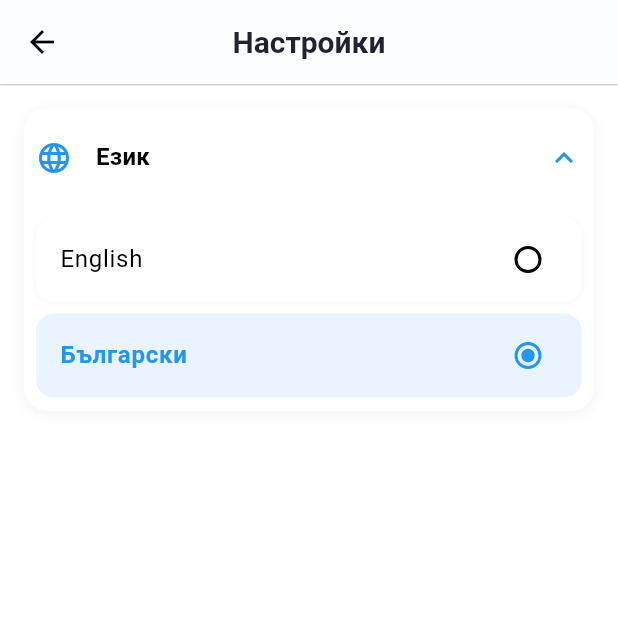
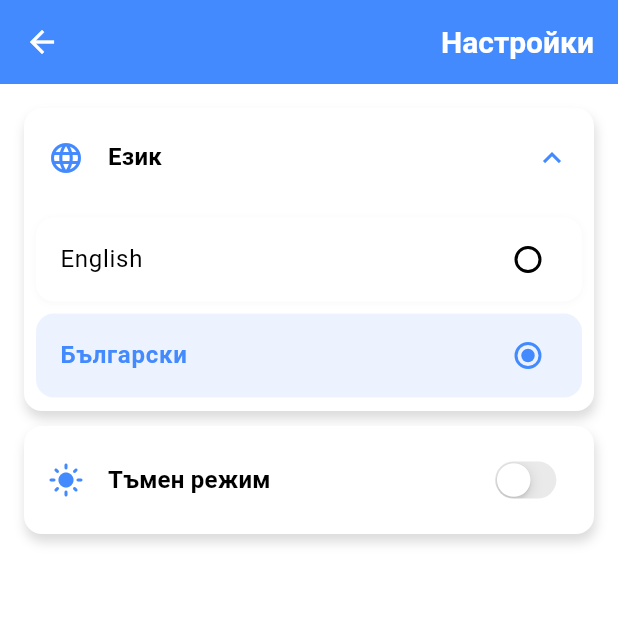
Before and after one commit to gabigoranov/ClockR, a Flutter app: the SettingsPage screen opened directly, after a tap on "Български", on a phone screen of 412 x 824 dp, the top half of it. Run offline on Flutter 3.47's test engine with Material 3 defaults, Android fonts, the light colour scheme and no system bars; our stand-ins replace audioplayers, flutter_localization, flutter_secure_storage, flutter_svg, get; accounts and stored records are empty.

Commit message:
Theme and business logic improvement

```diff
--- a/lib/components/countdown_timer_component.dart
+++ b/lib/components/countdown_timer_component.dart
@@ -2,7 +2,6 @@ import 'dart:async';
 import 'package:flutter/material.dart';
 import 'package:flutter/services.dart';
 import 'package:get/get.dart';
-import 'package:get/get_state_manager/src/rx_flutter/rx_obx_widget.dart';
 import 'package:tempus/controllers/countdown_timer_controller.dart';
 import 'package:tempus/l10n/app_localizations.dart';
 
@@ -28,31 +27,33 @@ class CountdownTimerComponent extends StatefulWidget {
 
 class _CountdownTimerComponentState extends State<CountdownTimerComponent>
     with SingleTickerProviderStateMixin {
-
   late AnimationController _animationController;
   late Animation<double> _scaleAnimation;
+  bool _isTapped = false;
 
   @override
   void initState() {
     super.initState();
-
-    // Faster animation controller (120ms)
     _animationController = AnimationController(
       vsync: this,
       duration: const Duration(milliseconds: 120),
     );
-
     _scaleAnimation = Tween<double>(begin: 1.0, end: 0.97).animate(
       CurvedAnimation(
         parent: _animationController,
         curve: Curves.easeOut,
       ),
     );
-
   }
 
-
-
+  @override
+  void didChangeDependencies() {
+    super.didChangeDependencies();
+    // This forces a rebuild when theme changes
+    setState(() {
+      Get.find<CountdownTimerController>().update();
+    });
+  }
 
   String formatTime(int seconds) {
     final minutes = seconds ~/ 60;
@@ -60,23 +61,40 @@ class _CountdownTimerComponentState extends State<CountdownTimerComponent>
     return '${minutes.toString().padLeft(2, '0')}:${secs.toString().padLeft(2, '0')}';
   }
 
-  Future<void> _handleTap() async {
-    widget.onTap(); // Immediate response
-    await Future.wait([
-      HapticFeedback.lightImpact(),
-      _animationController.forward().then((_) => _animationController.reverse()),
-    ]);
+  Future<void> _handleTapDown(TapDownDetails details) async {
+    if (!_isTapped) {
+      _isTapped = true;
+      await HapticFeedback.lightImpact();
+      await _animationController.forward();
+    }
+  }
+
+  Future<void> _handleTapUp(TapUpDetails details) async {
+    if (_isTapped) {
+      _isTapped = false;
+      widget.onTap();
+      await _animationController.reverse();
+    }
+  }
+
+  Future<void> _handleTapCancel() async {
+    if (_isTapped) {
+      _isTapped = false;
+      await _animationController.reverse();
+    }
   }
 
   @override
   Widget build(BuildContext context) {
     return Expanded(
       child: GestureDetector(
-        onTap: _handleTap,
+        onTapDown: _handleTapDown,
+        onTapUp: _handleTapUp,
+        onTapCancel: _handleTapCancel,
         child: AnimatedBuilder(
           animation: _animationController,
           builder: (context, child) {
-            final isTimeUp = (widget.isPlayer
+            bool isTimeUp = (widget.isPlayer
                 ? CountdownTimerController.to.playerTime.value
                 : CountdownTimerController.to.opponentTime.value) <= 0;
 
@@ -86,31 +104,36 @@ class _CountdownTimerComponentState extends State<CountdownTimerComponent>
                 margin: const EdgeInsets.all(8),
                 decoration: BoxDecoration(
                   color: isTimeUp
-                      ? Colors.red[300]  // Red background when time's up
+                      ? Theme.of(context).colorScheme.errorContainer
                       : widget.isActive
-                      ? Colors.blue[50]
-                      : Colors.grey[200],
+                      ? Theme.of(context).colorScheme.secondaryContainer
+                      : Theme.of(context).colorScheme.surface,
                   borderRadius: BorderRadius.circular(12),
                   border: Border.all(
                     color: isTimeUp
-                        ? Colors.red  // Red border when time's up
-                        : widget.isActive
-                        ? Colors.blue
+                        ? Get.theme.colorScheme.error
+                        : !Get.isDarkMode
+                        ? Get.theme.colorScheme.outline.withValues(alpha: 0.3)
                         : Colors.transparent,
-                    width: 4,
+                    width: isTimeUp ? 4 : 1,
                   ),
                   boxShadow: [
                     if (widget.isActive && !isTimeUp)
                       BoxShadow(
-                        color: Colors.blue.withValues(alpha: 0.3),
+                        color: Get.theme.colorScheme.primary.withValues(alpha: 0.3),
                         blurRadius: 10,
                         spreadRadius: 2,
+                      ),
+                    if (!Get.isDarkMode && !isTimeUp && !widget.isActive)
+                      BoxShadow(
+                        color: Get.theme.colorScheme.outline.withValues(alpha: 0.1),
+                        blurRadius: 2,
+                        spreadRadius: 1,
                       ),
                   ],
                 ),
                 child: Stack(
                   children: [
-                    // Active indicator pulse (only when not time up)
                     if (widget.isActive && !isTimeUp)
                       Positioned.fill(
                         child: IgnorePointer(
@@ -119,7 +142,7 @@ class _CountdownTimerComponentState extends State<CountdownTimerComponent>
                             duration: const Duration(milliseconds: 300),
                             child: Container(
                               decoration: BoxDecoration(
-                                color: Colors.blue,
+                                color: Get.theme.colorScheme.primary,
                                 borderRadius: BorderRadius.circular(8),
                               ),
                             ),
@@ -134,7 +157,6 @@ class _CountdownTimerComponentState extends State<CountdownTimerComponent>
                           child: Column(
                             mainAxisSize: MainAxisSize.min,
                             children: [
-
                               Obx(() {
                                 final milliseconds = widget.isPlayer
                                     ? CountdownTimerController.to.playerTime.value
@@ -143,25 +165,22 @@ class _CountdownTimerComponentState extends State<CountdownTimerComponent>
 
                                 return Text(
                                   formatTime((milliseconds / 1000).floor()),
-                                  style: TextStyle(
-                                    fontSize: 82,
+                                  style: Get.theme.textTheme.displayLarge?.copyWith(
+                                    color: isTimeUp
+                                        ? Get.theme.colorScheme.onErrorContainer
+                                        : widget.isActive
+                                        ? Get.theme.colorScheme.onSecondaryContainer
+                                        : Get.theme.colorScheme.onSurface,
                                     fontWeight: FontWeight.bold,
-                                    color: isTimeUp
-                                        ? Colors.white  // White text for better contrast on red
-                                        : widget.isActive
-                                        ? Get.theme.colorScheme.secondary
-                                        : Colors.grey[800],
                                   ),
                                 );
                               }),
-                              // Time's up message
                               if (isTimeUp)
                                 Text(
                                   AppLocalizations.of(context).timeUp,
-                                  style: TextStyle(
-                                    color: Colors.white,
+                                  style: Get.theme.textTheme.titleLarge?.copyWith(
+                                    color: Get.theme.colorScheme.onErrorContainer,
                                     fontWeight: FontWeight.bold,
-                                    fontSize: 24,
                                   ),
                                 ),
                             ],
@@ -178,4 +197,10 @@ class _CountdownTimerComponentState extends State<CountdownTimerComponent>
       ),
     );
   }
+
+  @override
+  void dispose() {
+    _animationController.dispose();
+    super.dispose();
+  }
 }
--- a/lib/components/functions_row_component.dart
+++ b/lib/components/functions_row_component.dart
@@ -83,6 +83,7 @@ class FunctionsRowComponent extends StatelessWidget {
           IconButton(
             icon: Icon(Icons.settings_rounded, size: 36),
             onPressed: () {
+              timerController.pause();
               Get.to(() => const TimeControlSelectionScreen(), transition: Transition.fade);
             },
             tooltip: AppLocalizations.of(context).settings,
--- a/lib/controllers/common/themes.dart
+++ b/lib/controllers/common/themes.dart
@@ -1,55 +1,148 @@
 import 'package:flutter/material.dart';
-
 import 'app_colors.dart';
 
+/// Light theme configuration for the chess clock app
 final ThemeData lightTheme = ThemeData(
   brightness: Brightness.light,
-  scaffoldBackgroundColor: AppColors.backgroundWhite,
-  primaryColor: AppColors.primary,
+  scaffoldBackgroundColor: AppColors.backgroundWhite, // Main background color for Scaffold
+  primaryColor: AppColors.primaryLight, // Primary color for widgets
   colorScheme: const ColorScheme.light(
     brightness: Brightness.light,
-    primary: AppColors.primary,
-    secondary: AppColors.secondary,
-    surface: AppColors.backgroundWhite,
-    surfaceBright: AppColors.backgroundWhite,
-    surfaceDim: AppColors.backgroundDark,
-    error: AppColors.red,
-    tertiary: AppColors.orange,
+    primary: AppColors.primaryLight, // Used for prominent interactive elements
+    secondary: AppColors.secondaryLight, // Used for less prominent interactive elements
+    surface: AppColors.containerLight, // Used for surfaces of cards, sheets, menus
+    error: AppColors.red, // Used for error messages and validation errors
+    onPrimary: Colors.white, // Text/icon color when on primary-colored backgrounds
+    onSecondary: Colors.white, // Text/icon color when on secondary-colored backgrounds
+    onSurface: AppColors.textLight, // Default text color
+    onError: Colors.white, // Text/icon color when on error-colored backgrounds
+    tertiary: AppColors.orange, // Used for additional accents and highlights
   ),
   textTheme: const TextTheme(
-    bodyLarge: TextStyle(color: AppColors.softerDark),
-    bodyMedium: TextStyle(color: AppColors.textDark),
+    displayLarge: TextStyle( // Used for the main chess clock timer display
+      fontSize: 72,
+      fontWeight: FontWeight.bold,
+      color: AppColors.timerTextLight,
+    ),
+    displayMedium: TextStyle( // Used for secondary timer displays or smaller clocks
+      fontSize: 48,
+      fontWeight: FontWeight.w600,
+      color: AppColors.timerTextLight,
+    ),
+    bodyLarge: TextStyle( // For normal paragraph text (settings, descriptions)
+      fontSize: 16,
+      color: AppColors.textLight,
+    ),
+    bodyMedium: TextStyle( // For smaller text (captions, helper text)
+      fontSize: 14,
+      color: AppColors.textLight,
+    ),
+    titleLarge: TextStyle( // For section headings and important labels
+      fontSize: 20,
+      fontWeight: FontWeight.bold,
+      color: AppColors.textLight,
+    ),
   ),
-  appBarTheme: AppBarTheme(
-    backgroundColor: AppColors.backgroundWhite,
-    shadowColor: AppColors.backgroundDark,
-    titleTextStyle: TextStyle(color: AppColors.backgroundDark.withValues(alpha: 0.87), fontSize: 20, fontWeight: FontWeight.w600),
-    elevation: 0.1,
+  appBarTheme: const AppBarTheme( // Styling for all AppBars in the app
+    backgroundColor: AppColors.primaryLight,
+    elevation: 2,
+    titleTextStyle: TextStyle(
+      color: Colors.white,
+      fontSize: 20,
+      fontWeight: FontWeight.w600,
+    ),
+    iconTheme: IconThemeData(color: Colors.white), // Color for back button and action icons
+  ),
+  elevatedButtonTheme: ElevatedButtonThemeData( // Styling for all ElevatedButtons
+    style: ElevatedButton.styleFrom(
+      backgroundColor: AppColors.buttonLight, // Button background color
+      foregroundColor: Colors.white, // Text and icon color
+      textStyle: const TextStyle(fontWeight: FontWeight.bold), // Button text style
+      shape: RoundedRectangleBorder( // Button shape and corners
+        borderRadius: BorderRadius.circular(8),
+      ),
+      padding: const EdgeInsets.symmetric(vertical: 16, horizontal: 24), // Button padding
+    ),
+  ),
+  cardTheme: CardTheme( // Styling for all Cards in the app
+    color: AppColors.containerLight, // Card background color
+    elevation: 2, // Shadow depth
+    margin: const EdgeInsets.all(8), // Default margin around cards
+    shape: RoundedRectangleBorder( // Card shape and corners
+      borderRadius: BorderRadius.circular(12),
+    ),
   ),
 );
 
+/// Dark theme configuration for the chess clock app
 final ThemeData darkTheme = ThemeData(
   brightness: Brightness.dark,
-  scaffoldBackgroundColor: AppColors.backgroundDark,
-  primaryColor: AppColors.primary,
+  scaffoldBackgroundColor: AppColors.backgroundDark, // Dark background for Scaffold
+  primaryColor: AppColors.primaryDark, // Primary color for widgets in dark mode
   colorScheme: const ColorScheme.dark(
     brightness: Brightness.dark,
-    primary: AppColors.primary,
-    secondary: AppColors.secondary,
-    surface: AppColors.backgroundDark,
-    surfaceDim: AppColors.backgroundWhite,
-    error: AppColors.red,
-    tertiary: AppColors.orange,
-    surfaceBright: AppColors.backgroundDark,
+    primary: AppColors.primaryDark, // Primary color in dark mode
+    secondary: AppColors.secondaryDark, // Secondary color in dark mode
+    surface: AppColors.containerDark, // Card/surface color in dark mode
+    error: AppColors.red, // Error color remains the same
+    onPrimary: Colors.white, // Text on primary-colored widgets
+    onSecondary: Colors.white, // Text on secondary-colored widgets
+    onSurface: AppColors.textDark, // Default text color in dark mode
+    onError: Colors.white, // Text on error-colored widgets
+    tertiary: AppColors.orange, // Accent color remains the same
   ),
   textTheme: const TextTheme(
-    bodyLarge: TextStyle(color: AppColors.textLight),
-    bodyMedium: TextStyle(color: AppColors.textLight),
+    displayLarge: TextStyle( // Dark mode timer display
+      fontSize: 72,
+      fontWeight: FontWeight.bold,
+      color: AppColors.timerTextDark,
+    ),
+    displayMedium: TextStyle( // Secondary timer displays in dark mode
+      fontSize: 48,
+      fontWeight: FontWeight.w600,
+      color: AppColors.timerTextDark,
+    ),
+    bodyLarge: TextStyle( // Paragraph text in dark mode
+      fontSize: 16,
+      color: AppColors.textDark,
+    ),
+    bodyMedium: TextStyle( // Small text in dark mode
+      fontSize: 14,
+      color: AppColors.textDark,
+    ),
+    titleLarge: TextStyle( // Headings in dark mode
+      fontSize: 20,
+      fontWeight: FontWeight.bold,
+      color: AppColors.textDark,
+    ),
   ),
-  appBarTheme: AppBarTheme(
-    backgroundColor: AppColors.backgroundDark,
-    shadowColor: AppColors.backgroundWhite,
-    titleTextStyle: TextStyle(color: AppColors.backgroundWhite.withValues(alpha: 0.87), fontSize: 20, fontWeight: FontWeight.w600),
-    elevation: 0.1
+  appBarTheme: const AppBarTheme( // Dark mode AppBar styling
+    backgroundColor: AppColors.primaryDark,
+    elevation: 2,
+    titleTextStyle: TextStyle(
+      color: Colors.white,
+      fontSize: 20,
+      fontWeight: FontWeight.w600,
+    ),
+    iconTheme: IconThemeData(color: Colors.white),
+  ),
+  elevatedButtonTheme: ElevatedButtonThemeData( // Dark mode button styling
+    style: ElevatedButton.styleFrom(
+      backgroundColor: AppColors.buttonDark,
+      foregroundColor: Colors.white,
+      textStyle: const TextStyle(fontWeight: FontWeight.bold),
+      shape: RoundedRectangleBorder(
+        borderRadius: BorderRadius.circular(8),
+      ),
+      padding: const EdgeInsets.symmetric(vertical: 16, horizontal: 24),
+    ),
+  ),
+  cardTheme: CardTheme( // Dark mode card styling
+    color: AppColors.containerDark,
+    elevation: 2,
+    margin: const EdgeInsets.all(8),
+    shape: RoundedRectangleBorder(
+      borderRadius: BorderRadius.circular(12),
+    ),
   ),
 );
--- a/lib/l10n/app_bg.arb
+++ b/lib/l10n/app_bg.arb
@@ -14,6 +14,7 @@
   "soundToggle": "Звук",
   "edit": "Редактиране",
   "newTimeControl": "Времеви Контрол",
-  "languageText": "Език"
+  "languageText": "Език",
+  "darkMode": "Тъмен режим"
 
 }
--- a/lib/l10n/app_en.arb
+++ b/lib/l10n/app_en.arb
@@ -17,6 +17,7 @@
   "soundToggle": "Sound Toggle",
   "edit": "Edit",
   "newTimeControl": "Time Control",
-  "languageText": "Language"
+  "languageText": "Language",
+  "darkMode": "Dark Mode"
 
 }
--- a/lib/l10n/app_localizations.dart
+++ b/lib/l10n/app_localizations.dart
@@ -190,6 +190,12 @@ abstract class AppLocalizations {
   /// In en, this message translates to:
   /// **'Language'**
   String get languageText;
+
+  /// No description provided for @darkMode.
+  ///
+  /// In en, this message translates to:
+  /// **'Dark Mode'**
+  String get darkMode;
 }
 
 class _AppLocalizationsDelegate extends LocalizationsDelegate<AppLocalizations> {
--- a/lib/l10n/app_localizations_bg.dart
+++ b/lib/l10n/app_localizations_bg.dart
@@ -55,4 +55,7 @@ class AppLocalizationsBg extends AppLocalizations {
 
   @override
   String get languageText => 'Език';
+
+  @override
+  String get darkMode => 'Тъмен режим';
 }
--- a/lib/l10n/app_localizations_en.dart
+++ b/lib/l10n/app_localizations_en.dart
@@ -55,4 +55,7 @@ class AppLocalizationsEn extends AppLocalizations {
 
   @override
   String get languageText => 'Language';
+
+  @override
+  String get darkMode => 'Dark Mode';
 }
--- a/lib/main.dart
+++ b/lib/main.dart
@@ -4,6 +4,7 @@ import 'package:flutter/material.dart';
 import 'package:flutter/services.dart';
 import 'package:flutter_localization/flutter_localization.dart';
 import 'package:get/get.dart';
+import 'package:tempus/controllers/common/app_colors.dart';
 import 'package:tempus/services/audio_service.dart';
 import 'package:tempus/views/clock_screen.dart';
 
@@ -68,7 +69,7 @@ class _MyAppState extends State<MyApp> {
       debugShowCheckedModeBanner: false,
       theme: lightTheme,
       darkTheme: darkTheme,
-      themeMode: ThemeMode.system,
+      themeMode: ThemeController.to.themeMode.value,
       supportedLocales: const [
         Locale('en', ''),
         Locale('bg', ''),
--- a/lib/views/settings.dart
+++ b/lib/views/settings.dart
@@ -1,43 +1,67 @@
+import 'package:flutter/cupertino.dart';
 import 'package:flutter/material.dart';
 import 'package:get/get.dart';
+import 'package:tempus/controllers/theme_controller.dart';
 import 'package:tempus/l10n/app_localizations.dart';
 import '../services/locale_service.dart';
 
-class SettingsPage extends StatelessWidget {
+
+class SettingsPage extends StatefulWidget {
   const SettingsPage({super.key});
 
+  @override
+  State<SettingsPage> createState() => _SettingsPageState();
+}
+
+class _SettingsPageState extends State<SettingsPage> {
   @override
   Widget build(BuildContext context) {
     return Scaffold(
       appBar: AppBar(
-        title: Text(AppLocalizations.of(context).settings),
+        title: Align(
+          alignment: Alignment.centerRight,
+          child: Text(AppLocalizations.of(context).settings),
+        ),
         centerTitle: true,
         elevation: 0.4,
       ),
-      body: Padding(
-        padding: const EdgeInsets.all(16.0),
-        child: Column(
-          children: [
-            _buildLanguageTile(context),
-            const SizedBox(height: 24),
-            // Add more settings tiles here
-          ],
+      body: SingleChildScrollView(
+        child: Padding(
+          padding: const EdgeInsets.all(16.0),
+          child: Column(
+            children: [
+              _buildLanguageTile(context),
+              const SizedBox(height: 10),
+              _buildDarkModeTile(
+                context,
+              ),
+
+
+            ],
+          ),
         ),
       ),
     );
   }
+
   Widget _buildLanguageTile(context) {
     return Container(
       decoration: BoxDecoration(
         color: Get.theme.scaffoldBackgroundColor,
-        borderRadius: BorderRadius.circular(16),
-        boxShadow: [
+        boxShadow: Theme.of(context).brightness == Brightness.light
+            ? [
           BoxShadow(
-            color: Colors.black.withValues(alpha: 0.05),
-            blurRadius: 8,
-            offset: const Offset(0, 2),
-          ),
-        ],
+            color: Theme.of(context).colorScheme.shadow.withValues(alpha: 0.14),
+            spreadRadius: 0,
+            blurRadius: 6,
+            offset: const Offset(1, 5),
+          )
+        ]
+            : [],
+        border: Theme.of(context).brightness == Brightness.dark
+            ? Border.all(color: Colors.grey[700]!, width: 1)
+            : null,
+        borderRadius: BorderRadius.circular(12),
       ),
       child: Theme(
         data: Get.theme.copyWith(
@@ -56,7 +80,7 @@ class SettingsPage extends StatelessWidget {
                 )),
             leading: Icon(Icons.language, color: Get.theme.colorScheme.primary),
             initiallyExpanded: true,
-            tilePadding: EdgeInsets.symmetric(horizontal: 8, vertical: 4), // Remove default padding
+            tilePadding: EdgeInsets.symmetric(horizontal: 16, vertical: 4), // Remove default padding
             childrenPadding: EdgeInsets.zero, // Remove default padding
             children: [
               Padding(
@@ -117,4 +141,66 @@ class SettingsPage extends StatelessWidget {
       ),
     );
   }
+
+  Widget _buildDarkModeTile(BuildContext context) {
+    return Container(
+      decoration: BoxDecoration(
+        color: Get.theme.scaffoldBackgroundColor,
+        boxShadow: Theme.of(context).brightness == Brightness.light
+            ? [
+          BoxShadow(
+            color: Theme.of(context).colorScheme.shadow.withValues(alpha: 0.14),
+            spreadRadius: 0,
+            blurRadius: 6,
+            offset: const Offset(1, 5),
+          )
+        ]
+            : [],
+        border: Theme.of(context).brightness == Brightness.dark
+            ? Border.all(color: Colors.grey[700]!, width: 1)
+            : null,
+        borderRadius: BorderRadius.circular(12),
+      ),
+      child: Theme(
+        data: Get.theme.copyWith(
+          dividerColor: Colors.transparent,
+          splashFactory: NoSplash.splashFactory,
+        ),
+        child: ListTile(
+          contentPadding: const EdgeInsets.symmetric(horizontal: 16, vertical: 8),
+          leading: Icon(
+            ThemeController.to.isDarkMode ? Icons.dark_mode : Icons.light_mode,
+            color: Get.theme.colorScheme.primary,
+          ),
+          title: Text(
+            AppLocalizations.of(context).darkMode,
+            style: Get.textTheme.titleMedium?.copyWith(
+              fontWeight: FontWeight.w600,
+            ),
+          ),
+          trailing: Transform.scale(
+            scale: 0.8,
+            child: CupertinoSwitch(
+              value: ThemeController.to.isDarkMode,
+              onChanged: (value) {
+                setState(() {
+                  ThemeController.to.isDarkMode ? ThemeController.to.setTheme("light") : ThemeController.to.setTheme("dark");
+                });
+              },
+              activeTrackColor: Get.theme.colorScheme.primary,
+            ),
+          ),
+          shape: RoundedRectangleBorder(
+            borderRadius: BorderRadius.circular(16),
+          ),
+          onTap: () {
+            setState(() {
+              ThemeController.to.isDarkMode ? ThemeController.to.setTheme("light") : ThemeController.to.setTheme("dark");
+            });
+          },
+        ),
+      ),
+    );
+  }
+
 }
--- a/pubspec.yaml
+++ b/pubspec.yaml
@@ -53,6 +53,7 @@ dev_dependencies:
   # package. See that file for information about deactivating specific lint
   # rules and activating additional ones.
   flutter_lints: ^5.0.0
+  test: ^1.25.15
 
 # For information on the generic Dart part of this file, see the
 # following page: https://dart.dev/tools/pub/pubspec
```
Also changed, not shown: lib/components/time_control_component.dart (+32 -11 lines), lib/controllers/common/app_colors.dart (+30 -11 lines), lib/controllers/common/control_presets.dart (+49 -12 lines), lib/controllers/common/icons.dart (+7 -0 lines), lib/controllers/countdown_timer_controller.dart (+18 -14 lines), lib/controllers/theme_controller.dart (+34 -33 lines), lib/views/clock_screen.dart (+6 -1 lines), lib/views/time_control_selection_screen.dart (+4 -3 lines), pubspec.lock.
